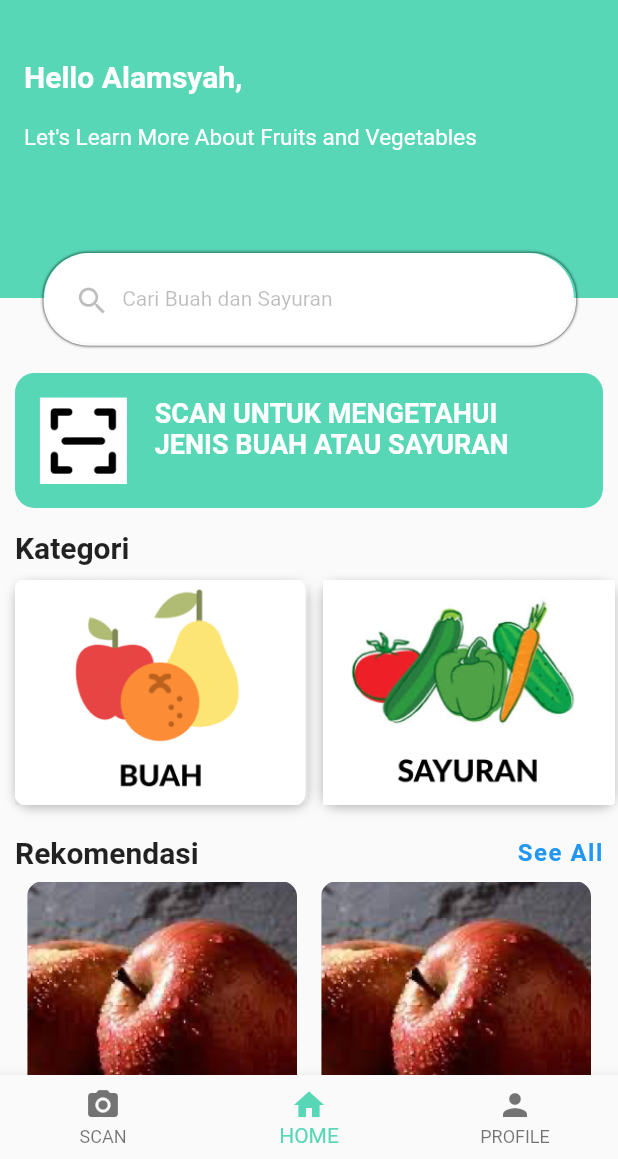
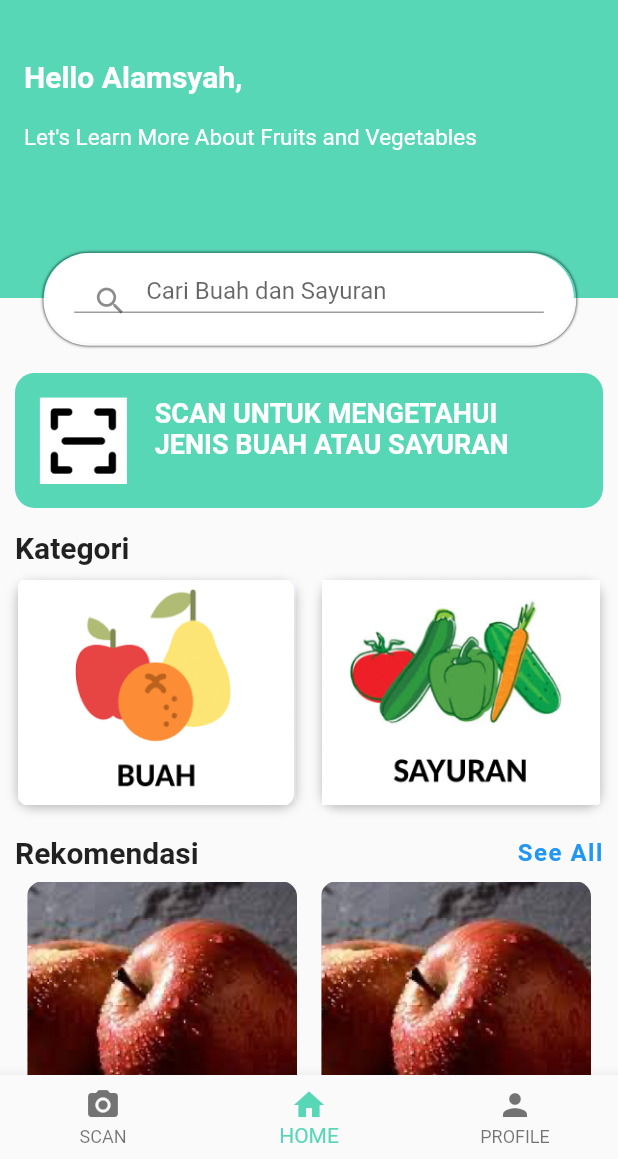
Before and after one commit to Madd-G/nutria_old, a Flutter app: the screen it shows after launch, on a phone screen of 412 x 824 dp, the part 77-1236 px from its top. Run offline on Flutter 3.47's test engine with Material 2 defaults, Android fonts, the light colour scheme and no system bars; our stand-ins replace dropdown_search, get.

Commit message:
fixed container width bug

```diff
--- a/lib/views/home_screen.dart
+++ b/lib/views/home_screen.dart
@@ -2,12 +2,13 @@ import 'package:flutter/material.dart';
 import 'package:get/get.dart';
 import 'package:nutria/components/recommendation_carousel.dart';
 
+import '../components/text_input_decoration.dart';
+
 class HomeScreen extends StatelessWidget {
-  HomeScreen({Key? key}) : super(key: key);
+  const HomeScreen({Key? key}) : super(key: key);
 
   @override
   Widget build(BuildContext context) {
-    var width = MediaQuery.of(context).size.width;
     return Scaffold(
       body: SingleChildScrollView(
         child: Stack(
@@ -47,7 +48,7 @@ class HomeScreen extends StatelessWidget {
                           height: 20.0,
                         ),
                         Text(
-                          "Let\'s Learn More About Fruits and Vegetables",
+                          "Let's Learn More About Fruits and Vegetables",
                           style: TextStyle(color: Colors.white, fontSize: 15),
                         ),
                       ],
@@ -68,7 +69,7 @@ class HomeScreen extends StatelessWidget {
                           width: double.infinity,
                           color: Theme.of(context).colorScheme.primary,
                           child: Padding(
-                            padding: EdgeInsets.all(16.0),
+                            padding: const EdgeInsets.all(16.0),
                             child: Row(
                               crossAxisAlignment: CrossAxisAlignment.start,
                               children: [
@@ -107,7 +108,8 @@ class HomeScreen extends StatelessWidget {
                         children: [
                           Container(
                             height: 150,
-                            width: 195,
+                            width: MediaQuery.of(context).size.width * 0.45,
+                            // width: 195,
                             // color: Colors.white,
                             child: Image.asset(
                               'assets/images/buah.png',
@@ -127,7 +129,8 @@ class HomeScreen extends StatelessWidget {
                           ),
                           Container(
                             height: 150,
-                            width: 195,
+                            width: MediaQuery.of(context).size.width * 0.45,
+                            // width: 195,
                             // color: Colors.white,
                             child: Image.asset(
                               'assets/images/sayuran.png',
@@ -159,8 +162,6 @@ class HomeScreen extends StatelessWidget {
               right: MediaQuery.of(context).size.width / 14,
               // right: width/2,
               // left: -175,
-              child: GestureDetector(
-                onTap: () => Get.toNamed('/login_screen'),
               child: Container(
                   height: 60.0,
                   width: 320.0,
@@ -175,25 +176,31 @@ class HomeScreen extends StatelessWidget {
                             spreadRadius: 1.0)
                       ],
                       borderRadius: BorderRadius.circular(30.0)),
-                    child: Padding(
-                      padding: const EdgeInsets.all(20.0),
-                      child: Row(
-                        children: const [
-                          Icon(
-                            Icons.search,
-                            color: Colors.black26,
-                          ),
-                          SizedBox(
-                            width: 8.0,
-                          ),
-                          Text(
-                            'Cari Buah dan Sayuran',
-                            style: TextStyle(color: Colors.black26),
-                          )
-                        ],
-                      ),
+                  child: const Padding(
+                      padding: EdgeInsets.all(20.0),
+                      child: TextField(
+                          keyboardType: TextInputType.text,
+                          decoration: InputDecoration(
+                              hintText: 'Cari Buah dan Sayuran',
+                              contentPadding: EdgeInsets.symmetric(
+                                  vertical: 10.0, horizontal: 20.0),
+                              prefixIcon: Icon(Icons.search)))
+                      // Row(
+                      //   children: const [
+                      //     Icon(
+                      //       Icons.search,
+                      //       color: Colors.black26,
+                      //     ),
+                      //     SizedBox(
+                      //       width: 8.0,
+                      //     ),
+                      //     Text(
+                      //       'Cari Buah dan Sayuran',
+                      //       style: TextStyle(color: Colors.black26),
+                      //     )
+                      //   ],
+                      // ),
                       )),
-              ),
             ),
           ],
         ),
```
Lines whose indentation alone changed are shown as unchanged.
